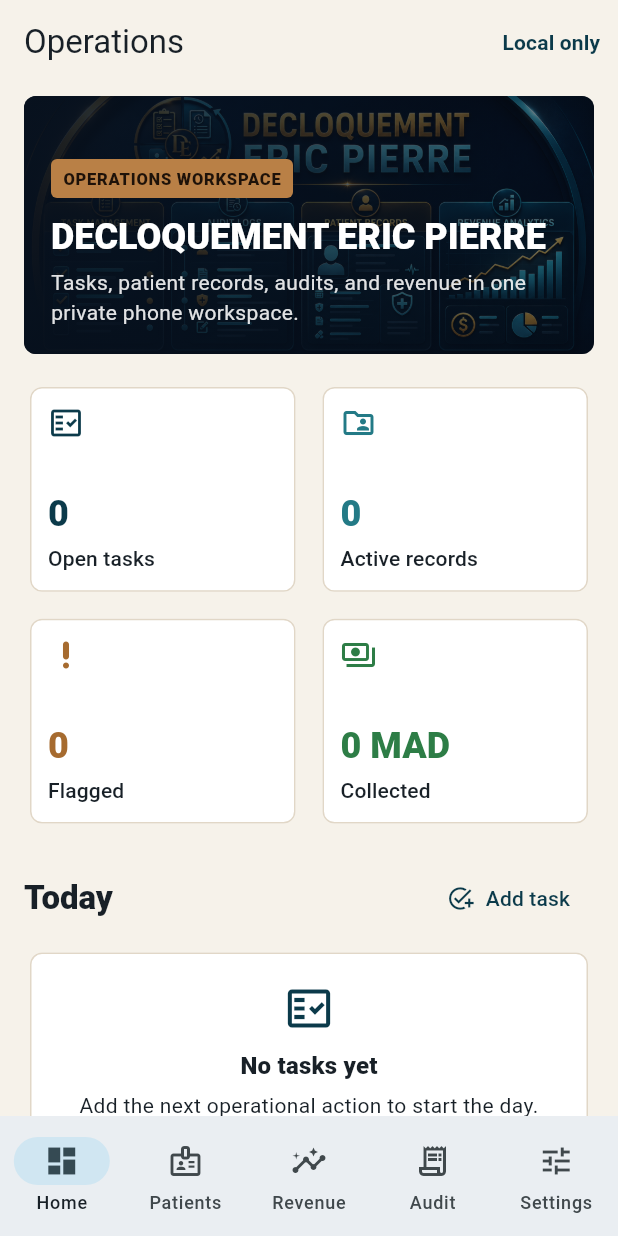
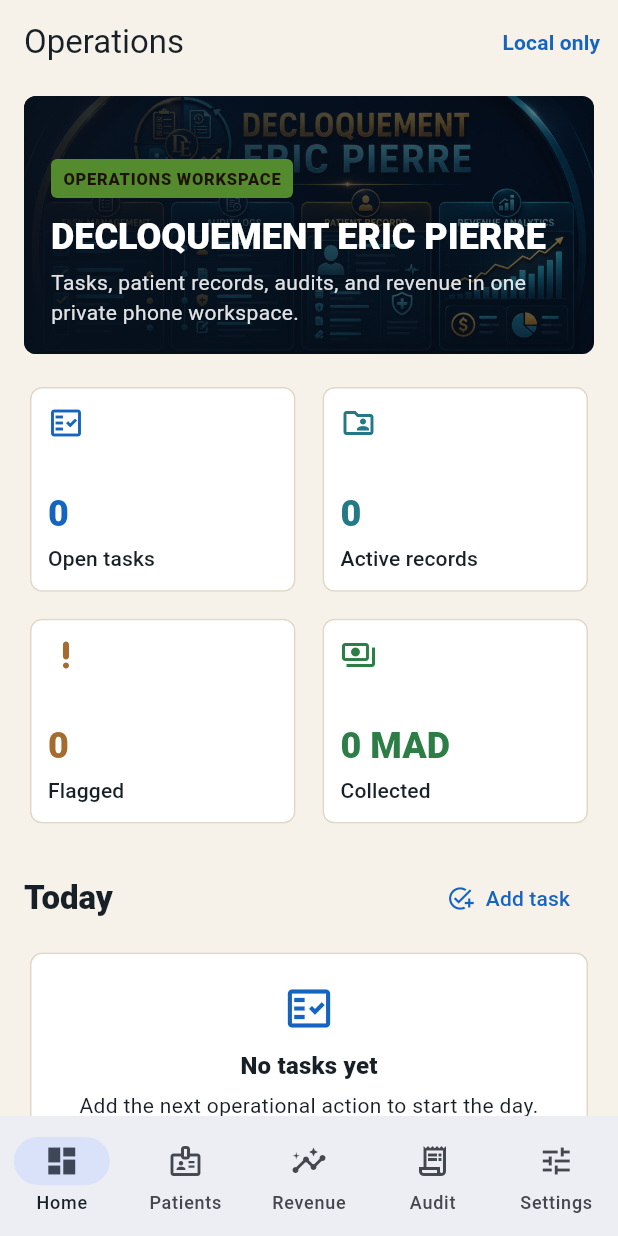
Before and after one commit to EOOrga/68d9d11e1299230338f3737d, a Flutter app: the screen it shows after launch, on a phone screen of 412 x 824 dp. Run offline on Flutter 3.47's test engine with Material 3 defaults, Android fonts, the phone set to English and light mode, and no system bars; our stand-ins replace shared_preferences.

Commit message:
Create Flutter variant com.eaczzhhkoiht.decloquefft

```diff
--- a/lib/main.dart
+++ b/lib/main.dart
@@ -15,8 +15,8 @@ class DeploOperationsApp extends StatelessWidget {
 
   @override
   Widget build(BuildContext context) {
-    const primary = Color(0xFF0B3A4A);
-    const secondary = Color(0xFFB98046);
+    const primary = Color(0xFF1565C0);
+    const secondary = Color(0xFF558B2F);
     const surface = Color(0xFFF6F2EA);
 
     final scheme =
--- a/pubspec.yaml
+++ b/pubspec.yaml
@@ -1,4 +1,4 @@
-name: decloquement_eric_pierre
+name: decloquefft
 description: "A local operations workspace for tasks, patient records, audits, and revenue tracking."
 publish_to: 'none'
 
@@ -28,4 +28,6 @@ flutter_launcher_icons:
   android: true
   ios: false
   image_path: "docs/icon.png"
+  adaptive_icon_foreground: docs/icon.png
+  adaptive_icon_background: "#8BC34A"
   min_sdk_android: 23
```
Also changed, not shown: docs/icon.png, 11 other files.
